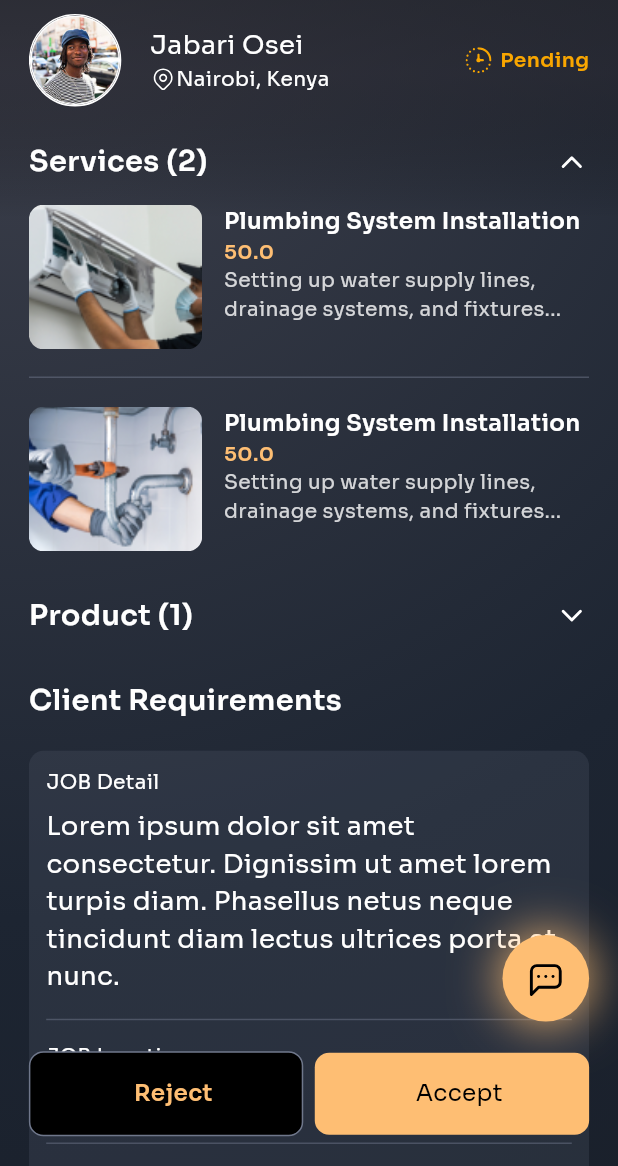
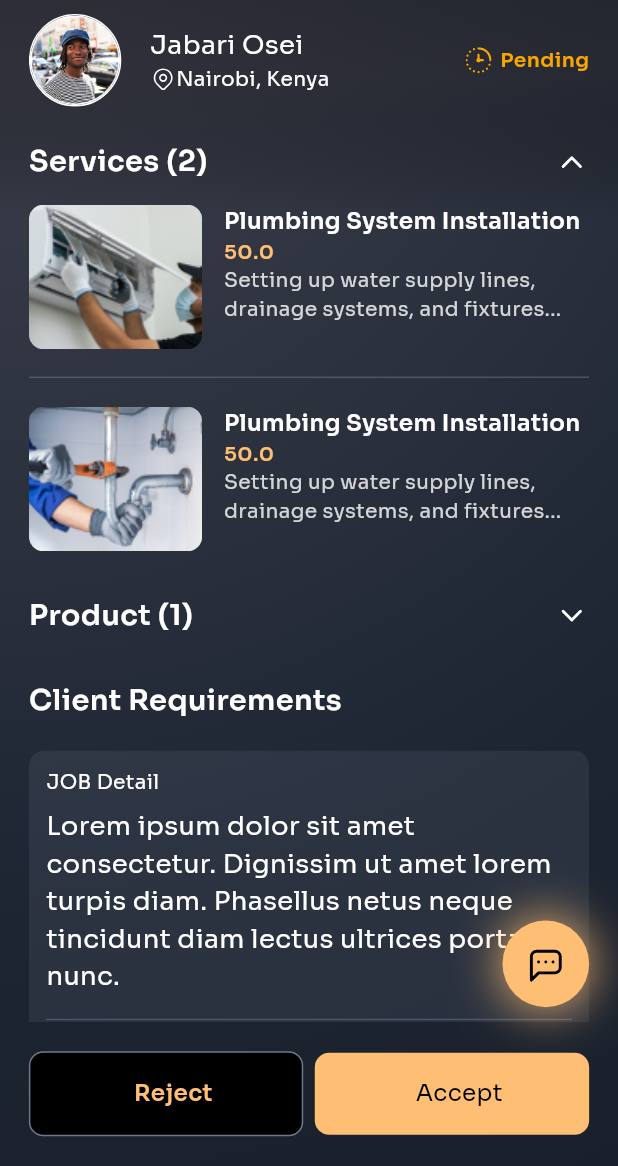
Before and after one commit to gsarvaiyasqt/JOBISTOO, a Flutter app: the JobRequestScreen screen opened by its route, on a phone screen of 412 x 824 dp, the part 70-1236 px from its top. Run offline on Flutter 3.47's test engine with Material 3 defaults, Android fonts, the phone set to English and light mode, and no system bars; our stand-ins replace cached_network_image, flutter_svg, image_picker, readmore.

Commit message:
All Screens Done

```diff
--- a/lib/app/tab_home/view/book_service_screen.dart
+++ b/lib/app/tab_home/view/book_service_screen.dart
@@ -1,4 +1,5 @@
 import 'package:flutter/material.dart';
+import 'package:flutter_svg/flutter_svg.dart';
 import 'package:jobisto/app/tab_home/components/booking_service_list_component.dart';
 import 'package:jobisto/app/tab_home/domain/dummy_models/booker_service_model.dart';
 import 'package:jobisto/app/tab_home/route/home_route.dart';
@@ -118,7 +119,7 @@ class _BookServiceScreenState extends State<BookServiceScreen> {
                       SizedBox(
                         height: 24.sp,
                         width: 24.sp,
-                        child: ImageUtil.iconImageClass.addIcon,
+                        child:  SvgPicture.asset("$iconPath/add.svg",colorFilter: ColorFilter.mode(kBlackColor,BlendMode.srcIn)),
                       ),
 
                       SizedBox(width: 10.sp,),
--- a/lib/app/tab_home/view/requirement_screen.dart
+++ b/lib/app/tab_home/view/requirement_screen.dart
@@ -192,6 +192,7 @@ class _RequirementScreenState extends State<RequirementScreen> {
                   TabHomeRoute.goToTakeTheJobPage(context);
                 },
                 btnText: "Next",
+                textStyle: CustomTextStyle.semiBoldFont16Style.copyWith(color: kBlackColor),
               ),
             ),
 
--- a/lib/app/tab_seller/view/job_request_screen.dart
+++ b/lib/app/tab_seller/view/job_request_screen.dart
@@ -28,7 +28,11 @@ class _JobRequestScreenState extends State<JobRequestScreen> {
         automaticallyImplyLeading: false,
       ),
       body: CustomBackGround(
-        childBody: Stack(
+        childBody: Column(
+          children: [
+
+            Expanded(
+              child: Stack(
                 alignment: Alignment.bottomRight,
                 children: [
 
@@ -216,6 +220,16 @@ class _JobRequestScreenState extends State<JobRequestScreen> {
                     ),
                   ),
 
+                  CustomMessageButton(
+                    margin: EdgeInsets.only(
+                      bottom: 10.sp,
+                      right: 20.sp
+                    ),
+                  )
+                ],
+              ),
+            ),
+
             Container(
               margin: EdgeInsets.symmetric(horizontal: 20.sp),
               height: 100.sp,
@@ -232,13 +246,6 @@ class _JobRequestScreenState extends State<JobRequestScreen> {
                 ],
               ),
             ),
-
-            CustomMessageButton(
-              margin: EdgeInsets.only(
-                bottom: 100.sp,
-                right: 20.sp
-              ),
-            )
           ],
         ),
       ),
```
Also changed, not shown: lib/app/tab_home/view/job_confirm_screen.dart (+8 -1 lines), lib/app/tab_home/view/take_the_job_screen.dart (+6 -2 lines), lib/app/tab_seller/view/jobs_apply_screen.dart (+8 -0 lines). Lines whose indentation alone changed are shown as unchanged.
